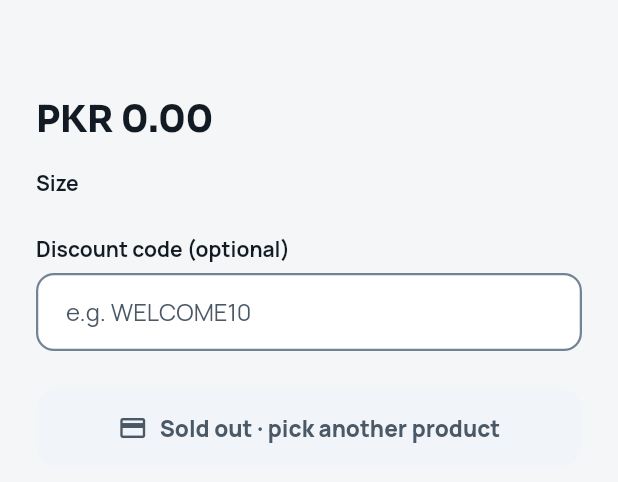
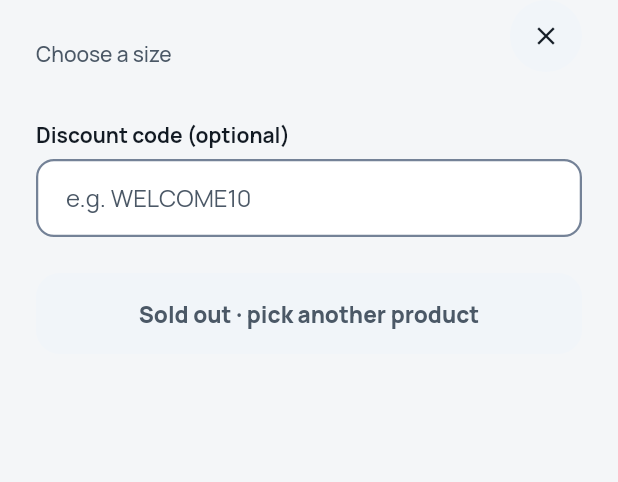
Before and after one commit to MuhammadBilal25/App-Dev-Hack, a Flutter app: the ProductSheet widget shown alone on an empty page, opened directly with empty values, on a phone screen of 412 x 824 dp. Shown: the top 482 px of the screen. Run offline on Flutter 3.47's test engine with Material 3 defaults, Android fonts, the phone set to English and light mode, and no system bars; our stand-ins replace connectivity_plus, flutter_riverpod, flutter_secure_storage, go_router, hive, hive_flutter and 1 more; accounts and stored records are empty; network calls fail.

Commit message:
mobile: restyle store size sheet (title + close, side-by-side sizes, Last one! tag, split Pay button)
Co-Authored-By: Claude Opus 5.5 <noreply@anthropic.com>
Claude-Session: https://claude.ai/code/session_01ApJeVN3zrcbFNC6oKooCvx

```diff
--- a/mobile/lib/features/store/product_sheet.dart
+++ b/mobile/lib/features/store/product_sheet.dart
@@ -13,7 +13,6 @@ import '../../core/widgets/app_button.dart';
 import '../../core/widgets/app_text_field.dart';
 import '../../core/widgets/confirm_sheet.dart';
 import '../../core/widgets/error_banner.dart';
-import '../../core/widgets/status_chip.dart';
 import '../../data/models.dart';
 import '../../data/providers.dart';
 
@@ -131,28 +130,44 @@ class _ProductSheetState extends ConsumerState<ProductSheet> {
                 crossAxisAlignment: CrossAxisAlignment.stretch,
                 mainAxisSize: MainAxisSize.min,
                 children: [
-                  Semantics(header: true, child: Text(p.name, style: text.titleLarge)),
-                  const SizedBox(height: AppSpace.xs),
-                  Text(p.clubName.isEmpty ? p.description : '${p.clubName} · ${p.description}', style: text.bodyMedium!.copyWith(color: muted)),
+                  Row(
+                    crossAxisAlignment: CrossAxisAlignment.start,
+                    children: [
+                      Expanded(
+                        child: Column(
+                          crossAxisAlignment: CrossAxisAlignment.start,
+                          children: [
+                            Semantics(header: true, child: Text(p.name, style: text.titleLarge)),
+                            const SizedBox(height: 2),
+                            Text('Choose a size', style: text.bodyMedium!.copyWith(color: muted)),
+                          ],
+                        ),
+                      ),
+                      Semantics(
+                        identifier: 'product_close',
+                        button: true,
+                        label: 'Close',
+                        excludeSemantics: true,
+                        child: IconButton(
+                          tooltip: 'Close',
+                          style: IconButton.styleFrom(backgroundColor: Theme.of(context).colorScheme.surfaceContainerHigh),
+                          icon: const Icon(Icons.close, size: 20),
+                          onPressed: () => Navigator.of(context).pop(),
+                        ),
+                      ),
+                    ],
+                  ),
                   const SizedBox(height: AppSpace.lg),
-                  Text(v == null ? formatPrice(p.fromPriceMinor) : formatPrice(v.priceMinor), style: text.headlineSmall),
-                  const SizedBox(height: AppSpace.lg),
-                  Text('Size', style: text.titleSmall),
-                  const SizedBox(height: AppSpace.sm),
-                  Wrap(
-                    spacing: AppSpace.sm,
-                    runSpacing: AppSpace.sm,
-                    children: [for (final variant in p.variants) _SizeButton(variant: variant, selected: variant == v, onTap: () => setState(() => _selected = variant))],
+                  Row(
+                    children: [
+                      for (var i = 0; i < p.variants.length; i++) ...[
+                        if (i > 0) const SizedBox(width: AppSpace.md),
+                        Expanded(
+                          child: _SizeButton(variant: p.variants[i], selected: p.variants[i] == v, onTap: () => setState(() => _selected = p.variants[i])),
+                        ),
+                      ],
+                    ],
                   ),
-                  if (v != null) ...[
-                    const SizedBox(height: AppSpace.md),
-                    Align(
-                      alignment: Alignment.centerLeft,
-                      child: v.stock == 1
-                          ? const StatusChip(kind: StatusKind.warning, label: 'Last one!', icon: Icons.local_fire_department_outlined)
-                          : StatusChip(kind: StatusKind.success, label: '${v.stock} in stock', icon: Icons.check),
-                    ),
-                  ],
                   const SizedBox(height: AppSpace.lg),
                   AppTextField(
                     id: 'product_discount',
@@ -168,13 +183,34 @@ class _ProductSheetState extends ConsumerState<ProductSheet> {
                     ErrorBanner(id: 'checkout_error', message: _error!),
                   ],
                   const SizedBox(height: AppSpace.xl),
-                  AppButton(
-                    id: 'product_pay',
-                    variant: AppButtonVariant.cta,
-                    loading: _paying,
-                    label: v == null ? 'Sold out · pick another product' : 'Pay with mock card · ${formatPrice(v.priceMinor)}',
-                    icon: Icons.credit_card,
-                    onPressed: v == null ? null : _pay,
+                  Semantics(
+                    identifier: 'product_pay',
+                    button: true,
+                    enabled: v != null && !_paying,
+                    label: v == null ? 'Sold out' : 'Pay with mock card · ${formatPrice(v.priceMinor)}',
+                    excludeSemantics: true,
+                    child: SizedBox(
+                      width: double.infinity,
+                      child: FilledButton(
+                        onPressed: v == null || _paying ? null : _pay,
+                        style: FilledButton.styleFrom(
+                          backgroundColor: Theme.of(context).colorScheme.tertiary,
+                          foregroundColor: Theme.of(context).colorScheme.onTertiary,
+                          disabledBackgroundColor: _paying ? Theme.of(context).colorScheme.tertiary : null,
+                          padding: const EdgeInsets.symmetric(horizontal: AppSpace.lg),
+                        ),
+                        child: _paying
+                            ? SizedBox.square(dimension: 22, child: CircularProgressIndicator(strokeWidth: 2.5, color: Theme.of(context).colorScheme.onTertiary))
+                            : v == null
+                                ? const Text('Sold out · pick another product')
+                                : Row(
+                                    children: [
+                                      const Expanded(child: Text('Pay with mock card', maxLines: 1, overflow: TextOverflow.ellipsis)),
+                                      Text(formatPrice(v.priceMinor)),
+                                    ],
+                                  ),
+                      ),
+                    ),
                   ),
                 ],
               ),
@@ -212,7 +248,7 @@ class _SizeButton extends StatelessWidget {
         child: AnimatedContainer(
           duration: AppMotion.of(context, AppMotion.fast),
           curve: AppMotion.fastCurve,
-          constraints: const BoxConstraints(minWidth: 72, minHeight: 56),
+          constraints: const BoxConstraints(minWidth: 72, minHeight: 60),
           padding: const EdgeInsets.symmetric(horizontal: AppSpace.md, vertical: AppSpace.sm),
           decoration: BoxDecoration(
             color: soldOut ? scheme.surfaceContainerHigh : selected ? scheme.primaryContainer : scheme.surfaceContainerLowest,
@@ -223,13 +259,21 @@ class _SizeButton extends StatelessWidget {
             mainAxisSize: MainAxisSize.min,
             children: [
               Text(
-                variant.size,
+                selected ? '${variant.size} ✓' : variant.size,
                 style: text.titleMedium!.copyWith(
                   color: soldOut ? scheme.onSurfaceVariant : selected ? scheme.onPrimaryContainer : scheme.onSurface,
                   decoration: soldOut ? TextDecoration.lineThrough : null,
                 ),
               ),
-              Text(stockText, style: text.labelSmall!.copyWith(color: scheme.onSurfaceVariant, fontWeight: FontWeight.w600)),
+              const SizedBox(height: 2),
+              if (variant.stock == 1)
+                Container(
+                  padding: const EdgeInsets.symmetric(horizontal: 6, vertical: 1),
+                  decoration: BoxDecoration(color: context.status.warning.bg, borderRadius: BorderRadius.circular(AppRadius.sm)),
+                  child: Text('Last one!', style: text.labelSmall!.copyWith(color: context.status.warning.fg)),
+                )
+              else
+                Text(soldOut ? stockText : '${variant.stock} in stock', style: text.labelSmall!.copyWith(color: scheme.onSurfaceVariant, fontWeight: FontWeight.w600)),
             ],
           ),
         ),
```
Also changed, not shown: 1 other file.
